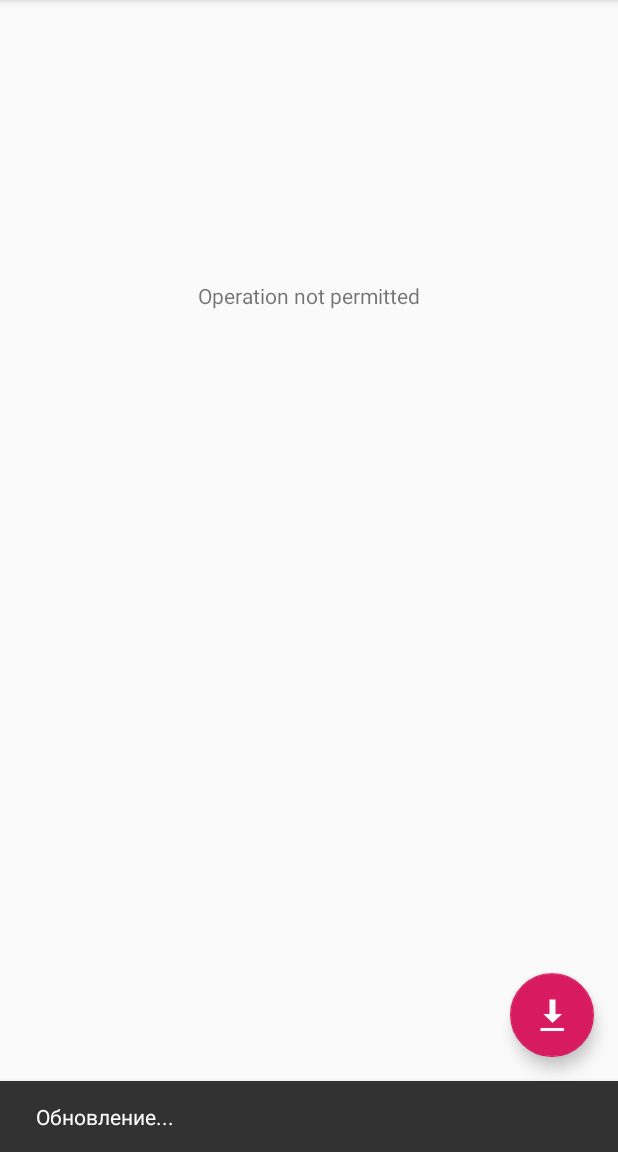
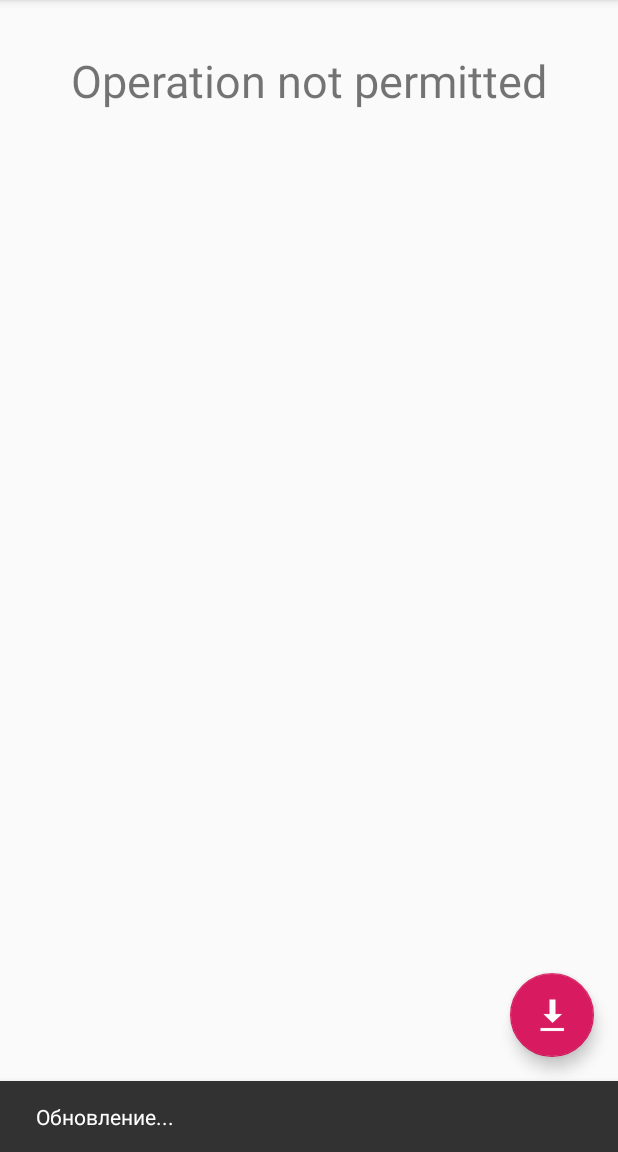
Before and after one commit to MaximNosko/GdePara, an Android app: the MainActivity screen opened directly, with no data from a screen before it, after a tap on an icon or button, on a phone screen of 412 x 824 dp, the part 84-1236 px from its top. Run offline under Robolectric (Android 15) with nearby library versions, the light colour scheme and no system bars.

Commit message:
Переработано отображение текста
Увеличен размер шрифта

```diff
--- a/app/src/main/res/layout/content_main.xml
+++ b/app/src/main/res/layout/content_main.xml
@@ -1,22 +1,17 @@
 <?xml version="1.0" encoding="utf-8"?>
-<androidx.constraintlayout.widget.ConstraintLayout xmlns:android="http://schemas.android.com/apk/res/android"
-    xmlns:app="http://schemas.android.com/apk/res-auto"
-    xmlns:tools="http://schemas.android.com/tools"
-    android:layout_width="match_parent"
-    android:layout_height="match_parent"
-    app:layout_behavior="@string/appbar_scrolling_view_behavior"
-    tools:context=".MainActivity"
-    tools:showIn="@layout/activity_main">
+<LinearLayout xmlns:android="http://schemas.android.com/apk/res/android"
+    android:orientation="vertical" android:layout_width="match_parent"
+    android:layout_height="match_parent">
+
+    <Space
+        android:layout_width="match_parent"
+        android:layout_height="89dp" />
 
     <TextView
-        android:layout_width="wrap_content"
-        android:layout_height="wrap_content"
+        android:id="@+id/test_text"
+        android:layout_width="match_parent"
+        android:layout_height="305dp"
         android:text="@string/test_text"
-        app:layout_constraintBottom_toBottomOf="parent"
-        app:layout_constraintLeft_toLeftOf="parent"
-        app:layout_constraintRight_toRightOf="parent"
-        app:layout_constraintTop_toTopOf="parent"
-        app:layout_constraintVertical_bias="0.25"
-        android:id="@+id/test_text"/>
-
-</androidx.constraintlayout.widget.ConstraintLayout>
+        android:textAlignment="center"
+        android:textSize="30sp" />
+</LinearLayout>
```
